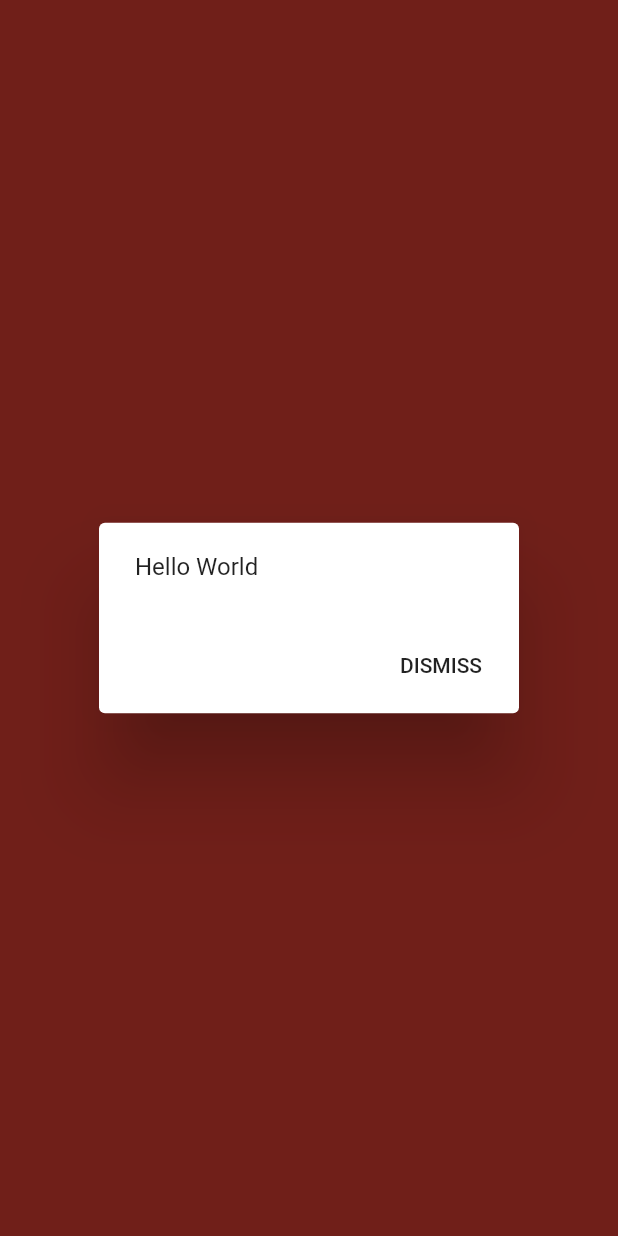
After one commit to HeroLBJ/Flutter_UP, a Flutter app: the Third003Page screen opened directly, on a phone screen of 412 x 824 dp. The commit adds this screen. Run offline on Flutter 3.47's test engine with Material 2 defaults, Android fonts, the phone set to English and light mode, and no system bars; our stand-ins replace after_layout, sticky_headers.

Commit message:
006： 1.SliverAppBar动画 2.after_layout插件

```diff
--- /dev/null
+++ b/lib/ui/third/third003/third_003_page.dart
@@ -0,0 +1,35 @@
+import 'package:after_layout/after_layout.dart';
+import 'package:flutter/material.dart';
+
+class Third003Page extends StatefulWidget {
+  @override
+  _Third003PageState createState() => _Third003PageState();
+}
+
+class _Third003PageState extends State<Third003Page> with AfterLayoutMixin{
+
+  @override
+  Widget build(BuildContext context) {
+    return Scaffold(body: new Container(color: Colors.red));
+  }
+
+  void showHelloWorld() {
+    showDialog(
+      context: context,
+      builder: (context) => new AlertDialog(
+        content: new Text('Hello World'),
+        actions: <Widget>[
+          new FlatButton(
+            child: new Text('DISMISS'),
+            onPressed: () => Navigator.of(context).pop(),
+          )
+        ],
+      ),
+    );
+  }
+
+  @override
+  void afterFirstLayout(BuildContext context) {
+    showHelloWorld();
+  }
+}
--- a/lib/ui/third/third_main_page.dart
+++ b/lib/ui/third/third_main_page.dart
@@ -2,6 +2,7 @@ import 'package:flutter/material.dart';
 import 'package:flutter_up/tool/WidgetTool.dart';
 import 'package:flutter_up/ui/third/third001/third_001_page.dart';
 import 'package:flutter_up/ui/third/third002/third_002_page.dart';
+import 'package:flutter_up/ui/third/third003/third_003_page.dart';
 
 class ThirdMainPage extends StatelessWidget {
   @override
@@ -24,6 +25,10 @@ class ThirdMainPage extends StatelessWidget {
             Navigator.push(context,
                 MaterialPageRoute(builder: (context) => Third002Page()));
           }),
+          contentChild('AfterLayout插件', () {
+            Navigator.push(context,
+                MaterialPageRoute(builder: (context) => Third003Page()));
+          }),
         ],
       ),
     );
--- a/pubspec.yaml
+++ b/pubspec.yaml
@@ -25,6 +25,7 @@ dependencies:
     sdk: flutter
   provider: ^4.3.2 # 状态管理
   sticky_headers: "^0.1.8" # 吸顶效果
+  after_layout: ^1.0.7+2 # 延迟加载
 
 
   # The following adds the Cupertino Icons font to your application.
```
Also changed, not shown: lib/ui/third/third002/third_002_page.dart (+17 -2 lines), pubspec.lock.
